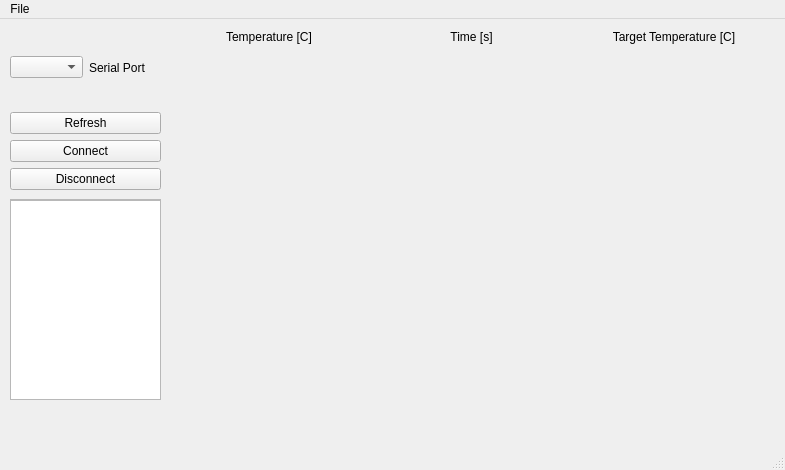
Before: the Qt Designer form temperature_target_graph.ui in TheAntTeam/serial_logger_gui, drawn with Qt 5.
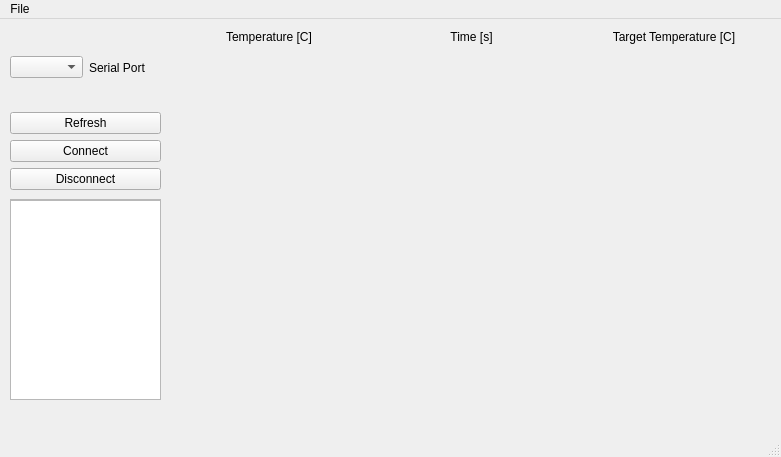
After: the same form once the commit is applied. Custom widgets are drawn as their Qt base class.

The edit to the form file:
```diff
--- a/temperature_target_graph.ui
+++ b/temperature_target_graph.ui
@@ -6,8 +6,8 @@
    <rect>
     <x>0</x>
     <y>0</y>
-    <width>785</width>
-    <height>470</height>
+    <width>781</width>
+    <height>457</height>
    </rect>
   </property>
   <property name="windowTitle">
@@ -244,8 +244,8 @@
     <rect>
      <x>0</x>
      <y>0</y>
-     <width>785</width>
-     <height>21</height>
+     <width>781</width>
+     <height>20</height>
     </rect>
    </property>
    <widget class="QMenu" name="menuFile">
```
Left out of the diff: 4 changed lines with no effect on the pictures.
